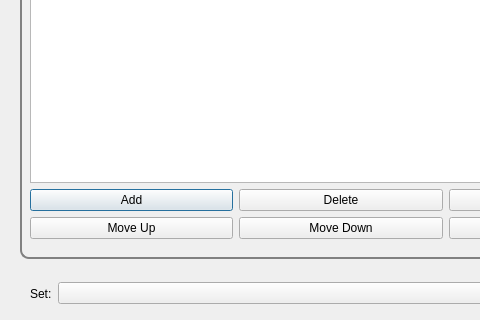
Before: the Qt Designer form designer/editset.ui in sobjornstad/clicker-quiz-manager, drawn with Qt 5; both pictures show x 0 to 480 and y 292 to 612 of the 1025 by 612 pixel window.
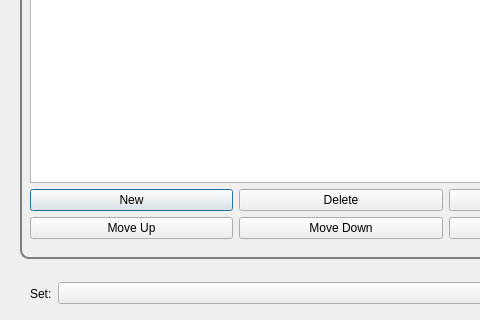
After: the same form once the commit is applied.

Commit message:
change "add" button in questions to "new"
Clicking the button, in itself, doesn't save anything to the DB, so
"add" is probably not as appropriate.

What changed in the file:
```diff
--- a/designer/editset.ui
+++ b/designer/editset.ui
@@ -67,7 +67,7 @@
           <item row="0" column="0">
            <widget class="QPushButton" name="addButton">
             <property name="text">
-             <string>Add</string>
+             <string>New</string>
             </property>
            </widget>
           </item>
```
Left out of the diff: 4 changed lines with no effect on the pictures. The commit also changes 1 other file.
